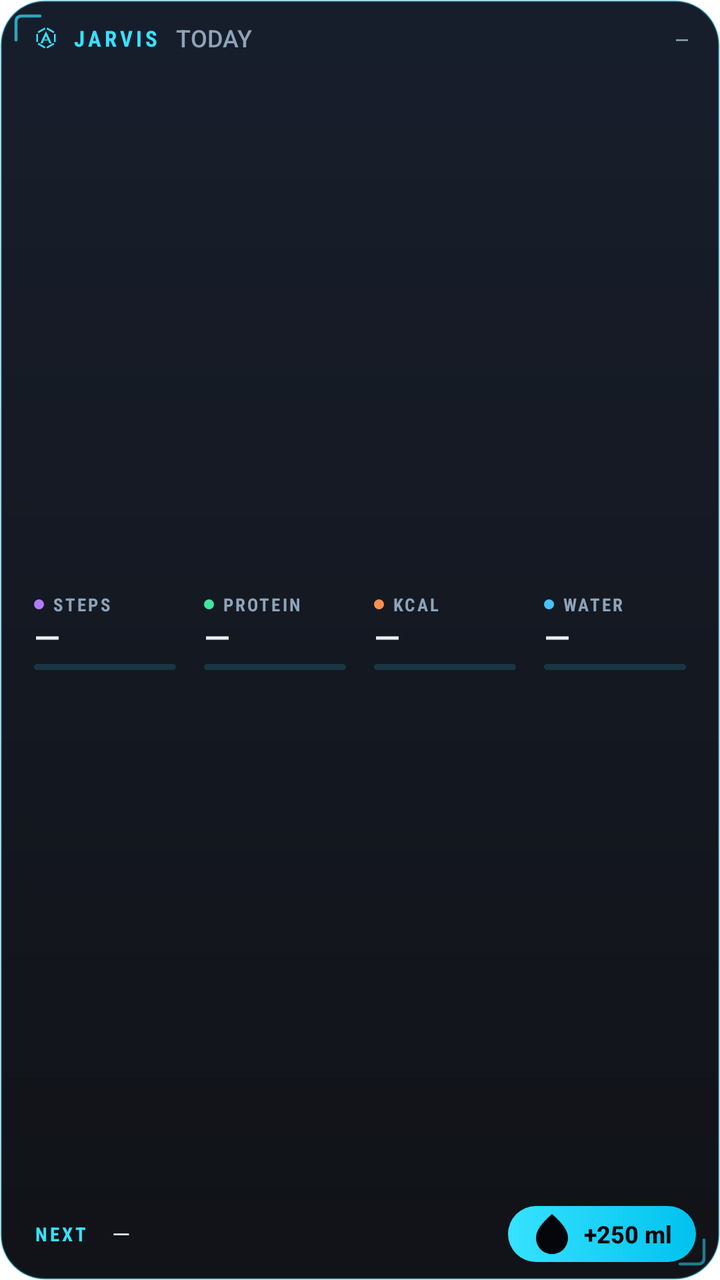
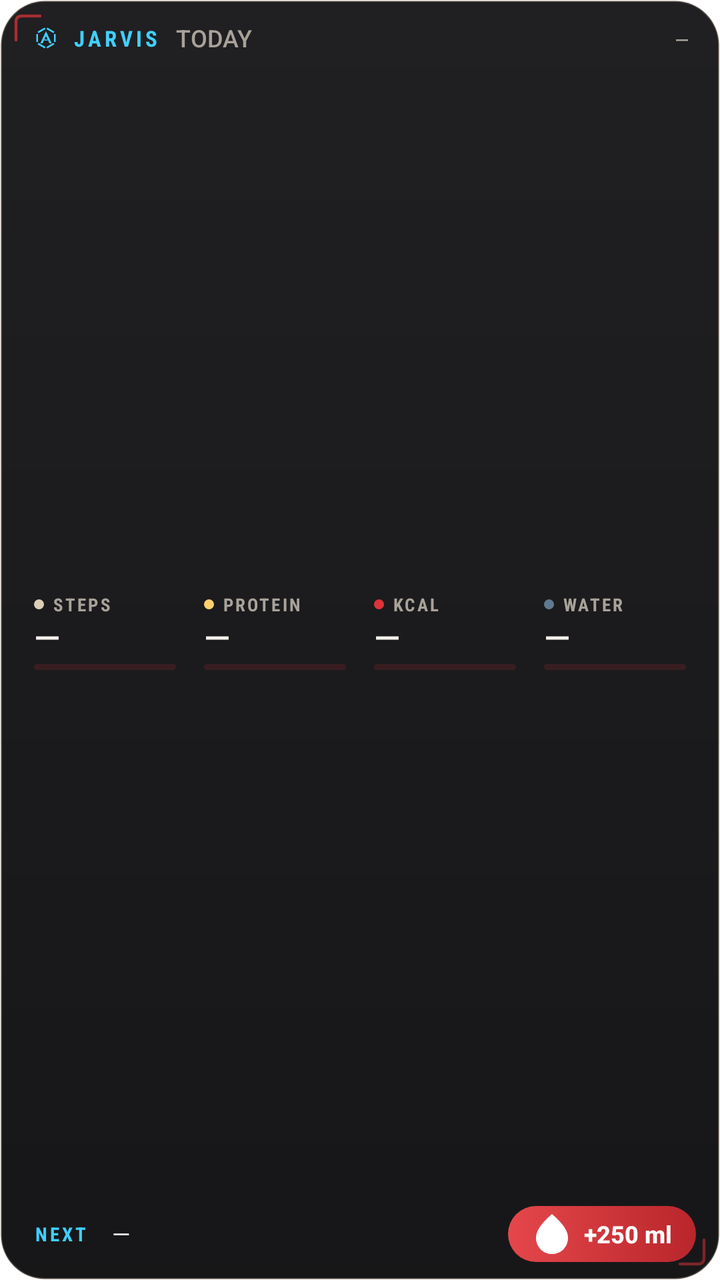

Screens rendered from an Android XML layout before and after an edit, with the pre-edit source and the edit as a unified diff.
<!-- AndroidManifest.xml: fallback theme Theme.MaterialComponents.DayNight.NoActionBar -->
<!-- res/layout/surf_widget_wide.xml -->
<?xml version="1.0" encoding="utf-8"?>
<LinearLayout xmlns:android="http://schemas.android.com/apk/res/android"
    android:id="@+id/surf_root"
    android:layout_width="match_parent"
    android:layout_height="match_parent"
    android:background="@drawable/surf_widget_bg"
    android:orientation="vertical"
    android:paddingStart="12dp"
    android:paddingTop="9dp"
    android:paddingEnd="12dp"
    android:paddingBottom="9dp">

    <LinearLayout
        android:id="@+id/surf_header"
        android:layout_width="match_parent"
        android:layout_height="wrap_content"
        android:background="@drawable/surf_cell_bg"
        android:gravity="center_vertical"
        android:minHeight="20dp"
        android:orientation="horizontal"
        android:paddingStart="4dp"
        android:paddingEnd="4dp">

        <ImageView
            android:layout_width="14dp"
            android:layout_height="14dp"
            android:importantForAccessibility="no"
            android:src="@drawable/ic_stat_jarvis"
            android:tint="@color/surf_cyan" />

        <TextView
            android:layout_width="wrap_content"
            android:layout_height="wrap_content"
            android:layout_marginStart="6dp"
            android:fontFamily="sans-serif-condensed"
            android:letterSpacing="0.16"
            android:text="JARVIS"
            android:textColor="@color/surf_cyan"
            android:textSize="11sp"
            android:textStyle="bold" />

        <TextView
            android:id="@+id/surf_session"
            android:layout_width="0dp"
            android:layout_height="wrap_content"
            android:layout_marginStart="8dp"
            android:layout_weight="1"
            android:ellipsize="end"
            android:fontFamily="sans-serif-medium"
            android:singleLine="true"
            android:text="TODAY"
            android:textColor="@color/surf_text_muted"
            android:textSize="12sp" />

        <TextView
            android:id="@+id/surf_updated"
            android:layout_width="wrap_content"
            android:layout_height="wrap_content"
            android:layout_marginStart="6dp"
            android:fontFamily="monospace"
            android:singleLine="true"
            android:text="@string/surf_dash"
            android:textColor="@color/surf_text_muted"
            android:textSize="10sp" />
    </LinearLayout>

    <LinearLayout
        android:layout_width="match_parent"
        android:layout_height="0dp"
        android:layout_marginTop="3dp"
        android:layout_weight="1"
        android:gravity="center_vertical"
        android:orientation="horizontal">

        <LinearLayout
            android:id="@+id/surf_cell_steps"
            android:layout_width="0dp"
            android:layout_height="wrap_content"
            android:layout_weight="1"
            android:layout_marginEnd="4dp"
            android:background="@drawable/surf_cell_bg"
            android:gravity="center_vertical"
            android:orientation="vertical"
            android:paddingStart="5dp"
            android:paddingTop="2dp"
            android:paddingEnd="5dp"
            android:paddingBottom="3dp">

            <LinearLayout
                android:layout_width="match_parent"
                android:layout_height="wrap_content"
                android:gravity="center_vertical"
                android:orientation="horizontal">

                <TextView
                    android:layout_width="0dp"
                    android:layout_height="wrap_content"
                    android:layout_weight="1"
                    android:drawableStart="@drawable/surf_dot_steps"
                    android:drawablePadding="4dp"
                    android:ellipsize="end"
                    android:fontFamily="sans-serif-condensed"
                    android:letterSpacing="0.12"
                    android:singleLine="true"
                    android:text="STEPS"
                    android:textColor="@color/surf_text_muted"
                    android:textSize="9sp"
                    android:textStyle="bold" />

                <TextView
                    android:id="@+id/surf_tgt_steps"
                    android:layout_width="wrap_content"
                    android:layout_height="wrap_content"
                    android:fontFamily="sans-serif-condensed"
                    android:singleLine="true"
                    android:text=""
                    android:textColor="@color/surf_text_muted"
                    android:textSize="9sp" />
            </LinearLayout>

            <TextView
                android:id="@+id/surf_val_steps"
                android:layout_width="match_parent"
                android:layout_height="wrap_content"
                android:ellipsize="end"
                android:fontFamily="sans-serif-medium"
                android:includeFontPadding="false"
                android:paddingTop="1dp"
                android:singleLine="true"
                android:text="@string/surf_dash"
                android:textColor="@color/surf_text"
                android:textSize="17sp" />

            <FrameLayout
                android:layout_width="match_parent"
                android:layout_height="3dp"
                android:layout_marginTop="3dp">

                <ProgressBar
                    android:id="@+id/surf_bar_steps"
                    style="?android:attr/progressBarStyleHorizontal"
                    android:layout_width="match_parent"
                    android:layout_height="3dp"
                    android:indeterminate="false"
                    android:max="1000"
                    android:progress="0"
                    android:progressDrawable="@drawable/surf_bar_cyan" />

                <ProgressBar
                    android:id="@+id/surf_barg_steps"
                    style="?android:attr/progressBarStyleHorizontal"
                    android:layout_width="match_parent"
                    android:layout_height="3dp"
                    android:indeterminate="false"
                    android:max="1000"
                    android:progress="1000"
                    android:progressDrawable="@drawable/surf_bar_gold"
                    android:visibility="gone" />
            </FrameLayout>
        </LinearLayout>
        <LinearLayout
            android:id="@+id/surf_cell_protein"
            android:layout_width="0dp"
            android:layout_height="wrap_content"
            android:layout_weight="1"
            android:layout_marginEnd="4dp"
            android:background="@drawable/surf_cell_bg"
            android:gravity="center_vertical"
            android:orientation="vertical"
            android:paddingStart="5dp"
            android:paddingTop="2dp"
            android:paddingEnd="5dp"
            android:paddingBottom="3dp">

            <LinearLayout
                android:layout_width="match_parent"
                android:layout_height="wrap_content"
                android:gravity="center_vertical"
                android:orientation="horizontal">

                <TextView
                    android:layout_width="0dp"
                    android:layout_height="wrap_content"
                    android:layout_weight="1"
                    android:drawableStart="@drawable/surf_dot_protein"
                    android:drawablePadding="4dp"
                    android:ellipsize="end"
                    android:fontFamily="sans-serif-condensed"
                    android:letterSpacing="0.12"
                    android:singleLine="true"
                    android:text="PROTEIN"
                    android:textColor="@color/surf_text_muted"
                    android:textSize="9sp"
                    android:textStyle="bold" />

                <TextView
                    android:id="@+id/surf_tgt_protein"
                    android:layout_width="wrap_content"
                    android:layout_height="wrap_content"
                    android:fontFamily="sans-serif-condensed"
                    android:singleLine="true"
                    android:text=""
                    android:textColor="@color/surf_text_muted"
                    android:textSize="9sp" />
            </LinearLayout>

            <TextView
                android:id="@+id/surf_val_protein"
                android:layout_width="match_parent"
                android:layout_height="wrap_content"
                android:ellipsize="end"
                android:fontFamily="sans-serif-medium"
                android:includeFontPadding="false"
                android:paddingTop="1dp"
                android:singleLine="true"
                android:text="@string/surf_dash"
                android:textColor="@color/surf_text"
                android:textSize="17sp" />

            <FrameLayout
                android:layout_width="match_parent"
                android:layout_height="3dp"
                android:layout_marginTop="3dp">

                <ProgressBar
                    android:id="@+id/surf_bar_protein"
                    style="?android:attr/progressBarStyleHorizontal"
                    android:layout_width="match_parent"
                    android:layout_height="3dp"
                    android:indeterminate="false"
                    android:max="1000"
                    android:progress="0"
                    android:progressDrawable="@drawable/surf_bar_cyan" />

                <ProgressBar
                    android:id="@+id/surf_barg_protein"
                    style="?android:attr/progressBarStyleHorizontal"
                    android:layout_width="match_parent"
                    android:layout_height="3dp"
                    android:indeterminate="false"
                    android:max="1000"
                    android:progress="1000"
                    android:progressDrawable="@drawable/surf_bar_gold"
                    android:visibility="gone" />
            </FrameLayout>
        </LinearLayout>
        <LinearLayout
            android:id="@+id/surf_cell_kcal"
            android:layout_width="0dp"
            android:layout_height="wrap_content"
            android:layout_weight="1"
            android:layout_marginEnd="4dp"
            android:background="@drawable/surf_cell_bg"
            android:gravity="center_vertical"
            android:orientation="vertical"
            android:paddingStart="5dp"
            android:paddingTop="2dp"
            android:paddingEnd="5dp"
            android:paddingBottom="3dp">

            <LinearLayout
                android:layout_width="match_parent"
                android:layout_height="wrap_content"
                android:gravity="center_vertical"
                android:orientation="horizontal">

                <TextView
                    android:layout_width="0dp"
                    android:layout_height="wrap_content"
                    android:layout_weight="1"
                    android:drawableStart="@drawable/surf_dot_calories"
                    android:drawablePadding="4dp"
                    android:ellipsize="end"
                    android:fontFamily="sans-serif-condensed"
                    android:letterSpacing="0.12"
                    android:singleLine="true"
                    android:text="KCAL"
                    android:textColor="@color/surf_text_muted"
                    android:textSize="9sp"
                    android:textStyle="bold" />

                <TextView
                    android:id="@+id/surf_tgt_kcal"
                    android:layout_width="wrap_content"
                    android:layout_height="wrap_content"
                    android:fontFamily="sans-serif-condensed"
                    android:singleLine="true"
                    android:text=""
                    android:textColor="@color/surf_text_muted"
                    android:textSize="9sp" />
            </LinearLayout>

            <TextView
                android:id="@+id/surf_val_kcal"
                android:layout_width="match_parent"
                android:layout_height="wrap_content"
                android:ellipsize="end"
                android:fontFamily="sans-serif-medium"
                android:includeFontPadding="false"
                android:paddingTop="1dp"
                android:singleLine="true"
                android:text="@string/surf_dash"
                android:textColor="@color/surf_text"
                android:textSize="17sp" />

            <FrameLayout
                android:layout_width="match_parent"
                android:layout_height="3dp"
                android:layout_marginTop="3dp">

                <ProgressBar
                    android:id="@+id/surf_bar_kcal"
                    style="?android:attr/progressBarStyleHorizontal"
                    android:layout_width="match_parent"
                    android:layout_height="3dp"
                    android:indeterminate="false"
                    android:max="1000"
                    android:progress="0"
                    android:progressDrawable="@drawable/surf_bar_cyan" />

                <ProgressBar
                    android:id="@+id/surf_barg_kcal"
                    style="?android:attr/progressBarStyleHorizontal"
                    android:layout_width="match_parent"
                    android:layout_height="3dp"
                    android:indeterminate="false"
                    android:max="1000"
                    android:progress="1000"
                    android:progressDrawable="@drawable/surf_bar_gold"
                    android:visibility="gone" />
            </FrameLayout>
        </LinearLayout>
        <LinearLayout
            android:id="@+id/surf_cell_water"
            android:layout_width="0dp"
            android:layout_height="wrap_content"
            android:layout_weight="1"
            android:background="@drawable/surf_cell_bg"
            android:gravity="center_vertical"
            android:orientation="vertical"
            android:paddingStart="5dp"
            android:paddingTop="2dp"
            android:paddingEnd="5dp"
            android:paddingBottom="3dp">

            <LinearLayout
                android:layout_width="match_parent"
                android:layout_height="wrap_content"
                android:gravity="center_vertical"
                android:orientation="horizontal">

                <TextView
                    android:layout_width="0dp"
                    android:layout_height="wrap_content"
                    android:layout_weight="1"
                    android:drawableStart="@drawable/surf_dot_water"
                    android:drawablePadding="4dp"
                    android:ellipsize="end"
                    android:fontFamily="sans-serif-condensed"
                    android:letterSpacing="0.12"
                    android:singleLine="true"
                    android:text="WATER"
                    android:textColor="@color/surf_text_muted"
                    android:textSize="9sp"
                    android:textStyle="bold" />

                <TextView
                    android:id="@+id/surf_tgt_water"
                    android:layout_width="wrap_content"
                    android:layout_height="wrap_content"
                    android:fontFamily="sans-serif-condensed"
                    android:singleLine="true"
                    android:text=""
                    android:textColor="@color/surf_text_muted"
                    android:textSize="9sp" />
            </LinearLayout>

            <TextView
                android:id="@+id/surf_val_water"
                android:layout_width="match_parent"
                android:layout_height="wrap_content"
                android:ellipsize="end"
                android:fontFamily="sans-serif-medium"
                android:includeFontPadding="false"
                android:paddingTop="1dp"
                android:singleLine="true"
                android:text="@string/surf_dash"
                android:textColor="@color/surf_text"
                android:textSize="17sp" />

            <FrameLayout
                android:layout_width="match_parent"
                android:layout_height="3dp"
                android:layout_marginTop="3dp">

                <ProgressBar
                    android:id="@+id/surf_bar_water"
                    style="?android:attr/progressBarStyleHorizontal"
                    android:layout_width="match_parent"
                    android:layout_height="3dp"
                    android:indeterminate="false"
                    android:max="1000"
                    android:progress="0"
                    android:progressDrawable="@drawable/surf_bar_cyan" />

                <ProgressBar
                    android:id="@+id/surf_barg_water"
                    style="?android:attr/progressBarStyleHorizontal"
                    android:layout_width="match_parent"
                    android:layout_height="3dp"
                    android:indeterminate="false"
                    android:max="1000"
                    android:progress="1000"
                    android:progressDrawable="@drawable/surf_bar_gold"
                    android:visibility="gone" />
            </FrameLayout>
        </LinearLayout>
    </LinearLayout>

    <LinearLayout
        android:layout_width="match_parent"
        android:layout_height="wrap_content"
        android:layout_marginTop="3dp"
        android:gravity="center_vertical"
        android:orientation="horizontal">

        <LinearLayout
            android:id="@+id/surf_next"
            android:layout_width="0dp"
            android:layout_height="28dp"
            android:layout_weight="1"
            android:background="@drawable/surf_cell_bg"
            android:gravity="center_vertical"
            android:orientation="horizontal"
            android:paddingStart="5dp"
            android:paddingEnd="5dp">

            <TextView
                android:id="@+id/surf_next_label"
                android:layout_width="wrap_content"
                android:layout_height="wrap_content"
                android:fontFamily="sans-serif-condensed"
                android:letterSpacing="0.14"
                android:text="NEXT"
                android:textColor="@color/surf_cyan"
                android:textSize="9.5sp"
                android:textStyle="bold" />

            <TextView
                android:id="@+id/surf_next_time"
                android:layout_width="wrap_content"
                android:layout_height="wrap_content"
                android:layout_marginStart="6dp"
                android:fontFamily="monospace"
                android:singleLine="true"
                android:text=""
                android:textColor="@color/surf_text"
                android:textSize="10.5sp" />

            <TextView
                android:id="@+id/surf_next_title"
                android:layout_width="0dp"
                android:layout_height="wrap_content"
                android:layout_marginStart="6dp"
                android:layout_weight="1"
                android:ellipsize="end"
                android:singleLine="true"
                android:text="@string/surf_dash"
                android:textColor="@color/surf_text"
                android:textSize="11.5sp" />
        </LinearLayout>

        <TextView
            android:id="@+id/surf_water_btn"
            android:layout_width="wrap_content"
            android:layout_height="28dp"
            android:layout_marginStart="8dp"
            android:background="@drawable/surf_btn_water"
            android:contentDescription="@string/surf_water_button_cd"
            android:drawableStart="@drawable/ic_surf_water"
            android:drawablePadding="4dp"
            android:drawableTint="@color/surf_navy"
            android:fontFamily="sans-serif-medium"
            android:gravity="center"
            android:paddingStart="10dp"
            android:paddingEnd="12dp"
            android:singleLine="true"
            android:text="@string/surf_water_button"
            android:textColor="@color/surf_navy"
            android:textSize="12sp"
            android:textStyle="bold" />
    </LinearLayout>
</LinearLayout>
<!-- resources referenced by this layout -->
<resources>
  <color name="surf_cyan">#FF36E2FF</color>
  <color name="surf_navy">#FF04060B</color>
  <color name="surf_text">#FFE8F1FA</color>
  <color name="surf_text_muted">#FF8EA3B8</color>
  <!-- drawable surf_bar_cyan (drawable) -->
  <?xml version="1.0" encoding="utf-8"?>
  <layer-list xmlns:android="http://schemas.android.com/apk/res/android">
      <item android:id="@android:id/background">
          <shape android:shape="rectangle">
              <corners android:radius="2dp" />
              <solid android:color="@color/surf_track" />
          </shape>
      </item>
      <item android:id="@android:id/progress">
          <clip>
              <shape android:shape="rectangle">
                  <corners android:radius="2dp" />
                  <gradient
                      android:angle="0"
                      android:startColor="#FF00A9D4"
                      android:endColor="#FF36E2FF" />
              </shape>
          </clip>
      </item>
  </layer-list>
  <!-- drawable surf_bar_gold (drawable) -->
  <?xml version="1.0" encoding="utf-8"?>
  <layer-list xmlns:android="http://schemas.android.com/apk/res/android">
      <item android:id="@android:id/background">
          <shape android:shape="rectangle">
              <corners android:radius="2dp" />
              <solid android:color="@color/surf_track" />
          </shape>
      </item>
      <item android:id="@android:id/progress">
          <clip>
              <shape android:shape="rectangle">
                  <corners android:radius="2dp" />
                  <gradient
                      android:angle="0"
                      android:startColor="#FFE0A030"
                      android:endColor="#FFFFC24B" />
              </shape>
          </clip>
      </item>
  </layer-list>
  <!-- drawable surf_btn_water (drawable) -->
  <?xml version="1.0" encoding="utf-8"?>
  <ripple xmlns:android="http://schemas.android.com/apk/res/android"
      android:color="#40FFFFFF">
      <item>
          <shape android:shape="rectangle">
              <corners android:radius="14dp" />
              <gradient
                  android:angle="0"
                  android:startColor="#FF36E2FF"
                  android:endColor="#FF00C2EE" />
          </shape>
      </item>
  </ripple>
  <!-- drawable surf_cell_bg (drawable) -->
  <?xml version="1.0" encoding="utf-8"?>
  <ripple xmlns:android="http://schemas.android.com/apk/res/android"
      android:color="#2936E2FF">
      <item android:id="@android:id/mask">
          <shape android:shape="rectangle">
              <corners android:radius="10dp" />
              <solid android:color="#FFFFFFFF" />
          </shape>
      </item>
  </ripple>
  <!-- drawable surf_widget_bg (drawable) -->
  <?xml version="1.0" encoding="utf-8"?>
  <layer-list xmlns:android="http://schemas.android.com/apk/res/android">
      <item>
          <shape android:shape="rectangle">
              <corners android:radius="22dp" />
              <gradient
                  android:angle="270"
                  android:startColor="#F20B1220"
                  android:endColor="#F204060B" />
              <stroke android:width="1dp" android:color="#4D36E2FF" />
          </shape>
      </item>
      <item
          android:width="14dp"
          android:height="14dp"
          android:gravity="top|start"
          android:left="7dp"
          android:top="7dp"
          android:drawable="@drawable/surf_bracket_tl" />
      <item
          android:width="14dp"
          android:height="14dp"
          android:gravity="bottom|end"
          android:right="7dp"
          android:bottom="7dp"
          android:drawable="@drawable/surf_bracket_br" />
  </layer-list>
  <color name="surf_track">#2636E2FF</color>
  <color name="surf_calories">#FFFF8F4D</color>
  <color name="surf_protein">#FF3EE6A0</color>
  <color name="surf_steps">#FFB07CFF</color>
  <color name="surf_water">#FF45C4FF</color>
  <!-- drawable surf_bracket_tl (drawable) -->
  <?xml version="1.0" encoding="utf-8"?>
  <vector xmlns:android="http://schemas.android.com/apk/res/android"
      android:width="14dp"
      android:height="14dp"
      android:viewportWidth="14"
      android:viewportHeight="14">
      <path
          android:strokeColor="#B336E2FF"
          android:strokeWidth="1.5"
          android:strokeLineCap="round"
          android:pathData="M1,13 L1,4 Q1,1 4,1 L13,1" />
  </vector>
  <!-- drawable surf_bracket_br (drawable) -->
  <?xml version="1.0" encoding="utf-8"?>
  <vector xmlns:android="http://schemas.android.com/apk/res/android"
      android:width="14dp"
      android:height="14dp"
      android:viewportWidth="14"
      android:viewportHeight="14">
      <path
          android:strokeColor="#8036E2FF"
          android:strokeWidth="1.5"
          android:strokeLineCap="round"
          android:pathData="M13,1 L13,10 Q13,13 10,13 L1,13" />
  </vector>
  <!-- unchanged entries left out for length: 9 -->
</resources>

<!-- the commit's change to res/layout/surf_widget_wide.xml (unified diff, before → after) -->
@@ -144,7 +144,7 @@
                     android:indeterminate="false"
                     android:max="1000"
                     android:progress="0"
-                    android:progressDrawable="@drawable/surf_bar_cyan" />
+                    android:progressDrawable="@drawable/surf_bar_accent" />
 
                 <ProgressBar
                     android:id="@+id/surf_barg_steps"
@@ -230,7 +230,7 @@
                     android:indeterminate="false"
                     android:max="1000"
                     android:progress="0"
-                    android:progressDrawable="@drawable/surf_bar_cyan" />
+                    android:progressDrawable="@drawable/surf_bar_accent" />
 
                 <ProgressBar
                     android:id="@+id/surf_barg_protein"
@@ -316,7 +316,7 @@
                     android:indeterminate="false"
                     android:max="1000"
                     android:progress="0"
-                    android:progressDrawable="@drawable/surf_bar_cyan" />
+                    android:progressDrawable="@drawable/surf_bar_accent" />
 
                 <ProgressBar
                     android:id="@+id/surf_barg_kcal"
@@ -401,7 +401,7 @@
                     android:indeterminate="false"
                     android:max="1000"
                     android:progress="0"
-                    android:progressDrawable="@drawable/surf_bar_cyan" />
+                    android:progressDrawable="@drawable/surf_bar_accent" />
 
                 <ProgressBar
                     android:id="@+id/surf_barg_water"
@@ -479,14 +479,14 @@
             android:contentDescription="@string/surf_water_button_cd"
             android:drawableStart="@drawable/ic_surf_water"
             android:drawablePadding="4dp"
-            android:drawableTint="@color/surf_navy"
+            android:drawableTint="@color/surf_on_accent"
             android:fontFamily="sans-serif-medium"
             android:gravity="center"
             android:paddingStart="10dp"
             android:paddingEnd="12dp"
             android:singleLine="true"
             android:text="@string/surf_water_button"
-            android:textColor="@color/surf_navy"
+            android:textColor="@color/surf_on_accent"
             android:textSize="12sp"
             android:textStyle="bold" />
     </LinearLayout>
<!-- resource entries referenced after the edit -->
@@ -1,10 +1,10 @@
 <!-- resources referenced by this layout -->
 <resources>
-  <color name="surf_cyan">#FF36E2FF</color>
-  <color name="surf_navy">#FF04060B</color>
-  <color name="surf_text">#FFE8F1FA</color>
-  <color name="surf_text_muted">#FF8EA3B8</color>
-  <!-- drawable surf_bar_cyan (drawable) -->
+  <color name="surf_cyan">#FF3FD0FF</color>
+  <color name="surf_on_accent">#FFFFFFFF</color>
+  <color name="surf_text">#FFF4F1EC</color>
+  <color name="surf_text_muted">#FFA8A299</color>
+  <!-- drawable surf_bar_accent (drawable) -->
   <?xml version="1.0" encoding="utf-8"?>
   <layer-list xmlns:android="http://schemas.android.com/apk/res/android">
       <item android:id="@android:id/background">
@@ -19,8 +19,8 @@
                   <corners android:radius="2dp" />
                   <gradient
                       android:angle="0"
-                      android:startColor="#FF00A9D4"
-                      android:endColor="#FF36E2FF" />
+                      android:startColor="#FFB8262B"
+                      android:endColor="#FFDD3439" />
               </shape>
           </clip>
       </item>
@@ -40,8 +40,8 @@
                   <corners android:radius="2dp" />
                   <gradient
                       android:angle="0"
-                      android:startColor="#FFE0A030"
-                      android:endColor="#FFFFC24B" />
+                      android:startColor="#FFE0962E"
+                      android:endColor="#FFF2B544" />
               </shape>
           </clip>
       </item>
@@ -55,15 +55,15 @@
               <corners android:radius="14dp" />
               <gradient
                   android:angle="0"
-                  android:startColor="#FF36E2FF"
-                  android:endColor="#FF00C2EE" />
+                  android:startColor="#FFE5474B"
+                  android:endColor="#FFB8262B" />
           </shape>
       </item>
   </ripple>
   <!-- drawable surf_cell_bg (drawable) -->
   <?xml version="1.0" encoding="utf-8"?>
   <ripple xmlns:android="http://schemas.android.com/apk/res/android"
-      android:color="#2936E2FF">
+      android:color="#29DD3439">
       <item android:id="@android:id/mask">
           <shape android:shape="rectangle">
               <corners android:radius="10dp" />
@@ -79,9 +79,9 @@
               <corners android:radius="22dp" />
               <gradient
                   android:angle="270"
-                  android:startColor="#F20B1220"
-                  android:endColor="#F204060B" />
-              <stroke android:width="1dp" android:color="#4D36E2FF" />
+                  android:startColor="#F2141316"
+                  android:endColor="#F20A0A0C" />
+              <stroke android:width="1dp" android:color="#40F2DCC2" />
           </shape>
       </item>
       <item
@@ -99,11 +99,11 @@
           android:bottom="7dp"
           android:drawable="@drawable/surf_bracket_br" />
   </layer-list>
-  <color name="surf_track">#2636E2FF</color>
-  <color name="surf_calories">#FFFF8F4D</color>
-  <color name="surf_protein">#FF3EE6A0</color>
-  <color name="surf_steps">#FFB07CFF</color>
-  <color name="surf_water">#FF45C4FF</color>
+  <color name="surf_track">#26DD3439</color>
+  <color name="surf_calories">#FFDD3439</color>
+  <color name="surf_protein">#FFFFD06E</color>
+  <color name="surf_steps">#FFDCCDB8</color>
+  <color name="surf_water">#FF5F7A90</color>
   <!-- drawable surf_bracket_tl (drawable) -->
   <?xml version="1.0" encoding="utf-8"?>
   <vector xmlns:android="http://schemas.android.com/apk/res/android"
@@ -112,7 +112,7 @@
       android:viewportWidth="14"
       android:viewportHeight="14">
       <path
-          android:strokeColor="#B336E2FF"
+          android:strokeColor="#B3DD3439"
           android:strokeWidth="1.5"
           android:strokeLineCap="round"
           android:pathData="M1,13 L1,4 Q1,1 4,1 L13,1" />
@@ -125,7 +125,7 @@
       android:viewportWidth="14"
       android:viewportHeight="14">
       <path
-          android:strokeColor="#8036E2FF"
+          android:strokeColor="#80DD3439"
           android:strokeWidth="1.5"
           android:strokeLineCap="round"
           android:pathData="M13,1 L13,10 Q13,13 10,13 L1,13" />
